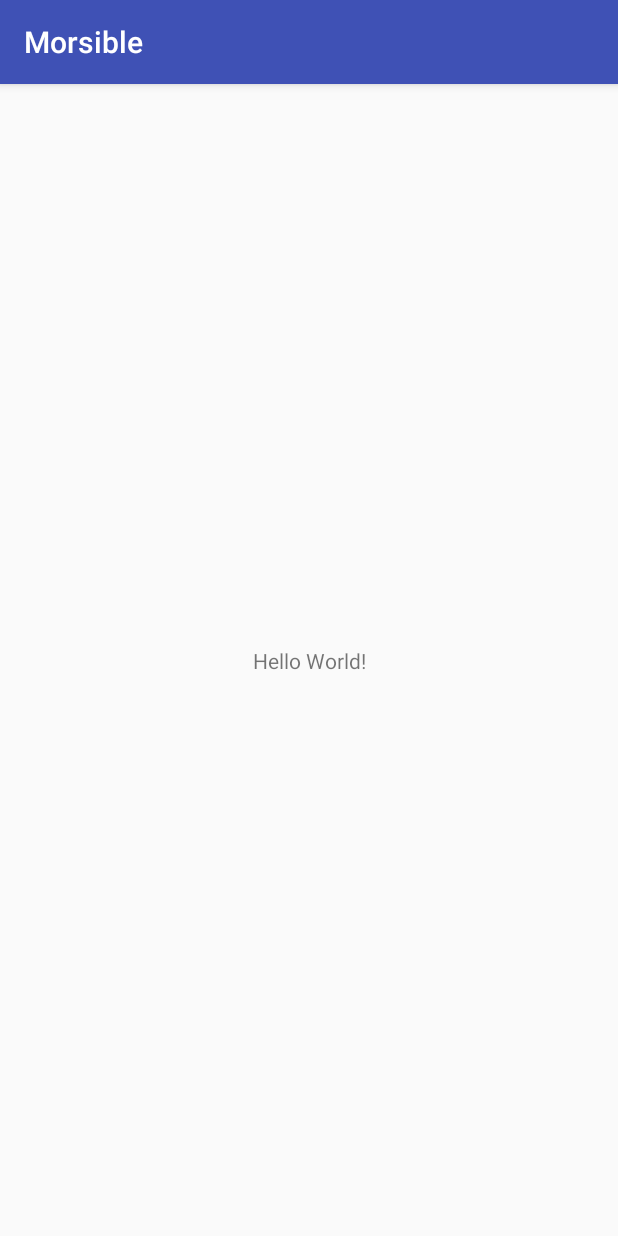
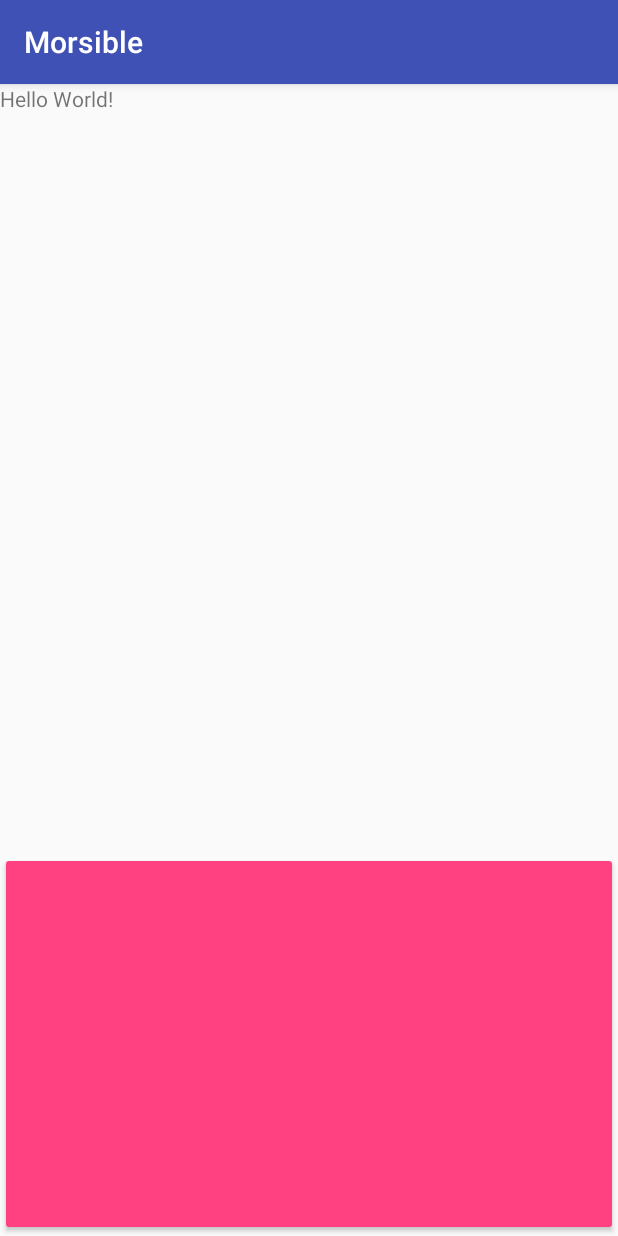
Before and after one commit to charln2/morsible, an Android app: the screen it shows after launch (MainActivity), on a phone screen of 412 x 824 dp. Run offline under Robolectric (Android 15) with nearby library versions, the light colour scheme and no system bars.

Commit message:
Add simple button tone functionality

```diff
--- a/app/src/main/java/com/charln2/morsible/MainActivity.java
+++ b/app/src/main/java/com/charln2/morsible/MainActivity.java
@@ -1,13 +1,40 @@
 package com.charln2.morsible;
 
+import android.media.MediaPlayer;
 import android.support.v7.app.AppCompatActivity;
 import android.os.Bundle;
+import android.text.method.Touch;
+import android.view.MotionEvent;
+import android.view.View;
+import android.widget.Button;
+
+import static android.R.attr.button;
+import static android.R.attr.id;
 
 public class MainActivity extends AppCompatActivity {
-
+    private MediaPlayer mp;
+    private Button b;
     @Override
     protected void onCreate(Bundle savedInstanceState) {
         super.onCreate(savedInstanceState);
         setContentView(R.layout.activity_main);
+
+        mp = MediaPlayer.create(this, R.raw.tone_600hz);
+
+        b = (Button) findViewById(R.id.button);
+        b.setOnTouchListener(new View.OnTouchListener() {
+            @Override
+            public boolean onTouch(View v, MotionEvent event) {
+                if (event.getAction() == MotionEvent.ACTION_DOWN) {
+                    if (!mp.isPlaying()) {
+                        mp.start();
+                    }
+                } else if (event.getAction() == MotionEvent.ACTION_UP) {
+                    mp.pause();
+//                    mp.seekTo(0);
+                }
+                return true;
+            }
+        });
     }
 }
--- a/app/src/main/res/layout/activity_main.xml
+++ b/app/src/main/res/layout/activity_main.xml
@@ -1,18 +1,29 @@
 <?xml version="1.0" encoding="utf-8"?>
-<android.support.constraint.ConstraintLayout xmlns:android="http://schemas.android.com/apk/res/android"
+<LinearLayout xmlns:android="http://schemas.android.com/apk/res/android"
     xmlns:app="http://schemas.android.com/apk/res-auto"
     xmlns:tools="http://schemas.android.com/tools"
     android:layout_width="match_parent"
     android:layout_height="match_parent"
+    android:orientation="vertical"
     tools:context="com.charln2.morsible.MainActivity">
 
     <TextView
-        android:layout_width="wrap_content"
-        android:layout_height="wrap_content"
+        android:layout_width="match_parent"
+        android:layout_height="0dp"
+        android:layout_weight="2"
         android:text="Hello World!"
         app:layout_constraintBottom_toBottomOf="parent"
         app:layout_constraintLeft_toLeftOf="parent"
         app:layout_constraintRight_toRightOf="parent"
         app:layout_constraintTop_toTopOf="parent" />
 
-</android.support.constraint.ConstraintLayout>
+    <Button
+        android:id="@+id/button"
+        style="@style/Widget.AppCompat.Button.Colored"
+        android:layout_width="match_parent"
+        android:layout_height="0dp"
+        android:layout_weight="1"
+        tools:layout_editor_absoluteX="146dp"
+        tools:layout_editor_absoluteY="416dp" />
+
+</LinearLayout>
```
Also changed, not shown: 1 other file.
